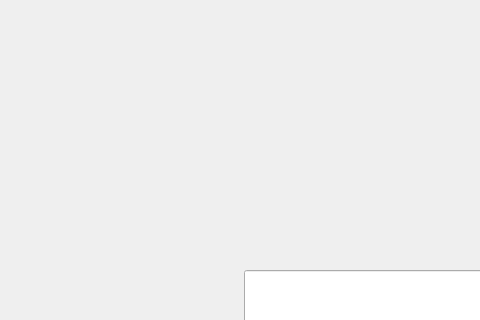
The window that PR1/pagename.ui (MeY-SaM/TacticalGame) describes before a commit, drawn with Qt 5; both pictures show x 0 to 480 and y 0 to 320 of the 1184 by 672 pixel window.
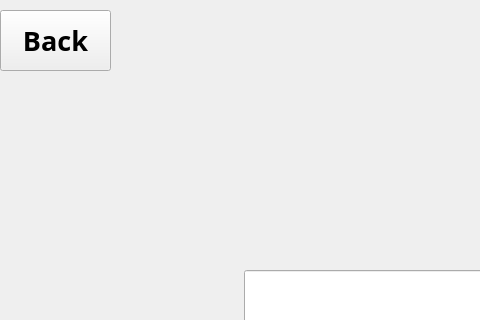
The same window after the commit.

The edit to the form file:
```diff
--- a/PR1/pagename.ui
+++ b/PR1/pagename.ui
@@ -72,6 +72,26 @@
      </font>
     </property>
    </widget>
+   <widget class="QPushButton" name="pushButton_2">
+    <property name="geometry">
+     <rect>
+      <x>0</x>
+      <y>10</y>
+      <width>111</width>
+      <height>61</height>
+     </rect>
+    </property>
+    <property name="font">
+     <font>
+      <family>Segoe Print</family>
+      <pointsize>20</pointsize>
+      <bold>true</bold>
+     </font>
+    </property>
+    <property name="text">
+     <string>Back</string>
+    </property>
+   </widget>
   </widget>
   <widget class="QMenuBar" name="menubar">
    <property name="geometry">
```
